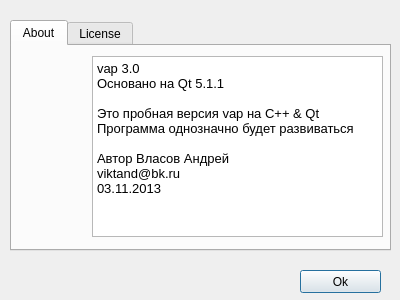
First picture: the form in about.ui, repository viktand/vap4, before the edit.
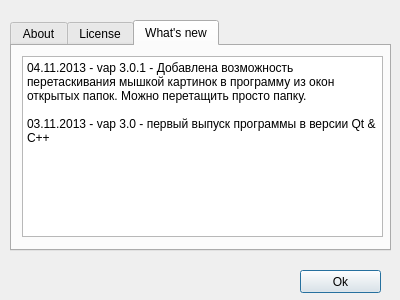
Second picture: the form after the edit. The open tabs and pages were chosen to show the change. Icons and pictures are not drawn.

Diff of the .ui file:
```diff
--- a/about.ui
+++ b/about.ui
@@ -78,7 +78,7 @@
 &lt;html&gt;&lt;head&gt;&lt;meta name=&quot;qrichtext&quot; content=&quot;1&quot; /&gt;&lt;style type=&quot;text/css&quot;&gt;
 p, li { white-space: pre-wrap; }
 &lt;/style&gt;&lt;/head&gt;&lt;body style=&quot; font-family:'Sans Serif'; font-size:9pt; font-weight:400; font-style:normal;&quot;&gt;
-&lt;p style=&quot; margin-top:0px; margin-bottom:0px; margin-left:0px; margin-right:0px; -qt-block-indent:0; text-indent:0px;&quot;&gt;&lt;span style=&quot; font-size:10pt;&quot;&gt;vap 3.0&lt;/span&gt;&lt;/p&gt;
+&lt;p style=&quot; margin-top:0px; margin-bottom:0px; margin-left:0px; margin-right:0px; -qt-block-indent:0; text-indent:0px;&quot;&gt;&lt;span style=&quot; font-size:10pt;&quot;&gt;vap 3.0.1&lt;/span&gt;&lt;/p&gt;
 &lt;p style=&quot; margin-top:0px; margin-bottom:0px; margin-left:0px; margin-right:0px; -qt-block-indent:0; text-indent:0px;&quot;&gt;&lt;span style=&quot; font-size:10pt;&quot;&gt;Основано на Qt 5.1.1&lt;/span&gt;&lt;/p&gt;
 &lt;p style=&quot;-qt-paragraph-type:empty; margin-top:0px; margin-bottom:0px; margin-left:0px; margin-right:0px; -qt-block-indent:0; text-indent:0px; font-size:10pt;&quot;&gt;&lt;br /&gt;&lt;/p&gt;
 &lt;p style=&quot; margin-top:0px; margin-bottom:0px; margin-left:0px; margin-right:0px; -qt-block-indent:0; text-indent:0px;&quot;&gt;&lt;span style=&quot; font-size:10pt;&quot;&gt;Это пробная версия vap на C++ &amp;amp; Qt&lt;/span&gt;&lt;/p&gt;
@@ -86,7 +86,7 @@
 &lt;p style=&quot;-qt-paragraph-type:empty; margin-top:0px; margin-bottom:0px; margin-left:0px; margin-right:0px; -qt-block-indent:0; text-indent:0px; font-size:10pt;&quot;&gt;&lt;br /&gt;&lt;/p&gt;
 &lt;p style=&quot; margin-top:0px; margin-bottom:0px; margin-left:0px; margin-right:0px; -qt-block-indent:0; text-indent:0px;&quot;&gt;&lt;span style=&quot; font-size:10pt;&quot;&gt;Автор Власов Андрей&lt;/span&gt;&lt;/p&gt;
 &lt;p style=&quot; margin-top:0px; margin-bottom:0px; margin-left:0px; margin-right:0px; -qt-block-indent:0; text-indent:0px;&quot;&gt;&lt;span style=&quot; font-size:10pt;&quot;&gt;viktand@bk.ru&lt;/span&gt;&lt;/p&gt;
-&lt;p style=&quot; margin-top:0px; margin-bottom:0px; margin-left:0px; margin-right:0px; -qt-block-indent:0; text-indent:0px;&quot;&gt;&lt;span style=&quot; font-size:10pt;&quot;&gt;03.11.2013&lt;/span&gt;&lt;/p&gt;&lt;/body&gt;&lt;/html&gt;</string>
+&lt;p style=&quot; margin-top:0px; margin-bottom:0px; margin-left:0px; margin-right:0px; -qt-block-indent:0; text-indent:0px;&quot;&gt;&lt;span style=&quot; font-size:10pt;&quot;&gt;04.11.2013&lt;/span&gt;&lt;/p&gt;&lt;/body&gt;&lt;/html&gt;</string>
      </property>
     </widget>
    </widget>
@@ -133,6 +133,33 @@
      </property>
     </widget>
    </widget>
+   <widget class="QWidget" name="tab_3">
+    <attribute name="title">
+     <string>What's new</string>
+    </attribute>
+    <widget class="QTextEdit" name="textEdit_3">
+     <property name="geometry">
+      <rect>
+       <x>10</x>
+       <y>10</y>
+       <width>361</width>
+       <height>181</height>
+      </rect>
+     </property>
+     <property name="readOnly">
+      <bool>true</bool>
+     </property>
+     <property name="html">
+      <string>&lt;!DOCTYPE HTML PUBLIC &quot;-//W3C//DTD HTML 4.0//EN&quot; &quot;http://www.w3.org/TR/REC-html40/strict.dtd&quot;&gt;
+&lt;html&gt;&lt;head&gt;&lt;meta name=&quot;qrichtext&quot; content=&quot;1&quot; /&gt;&lt;style type=&quot;text/css&quot;&gt;
+p, li { white-space: pre-wrap; }
+&lt;/style&gt;&lt;/head&gt;&lt;body style=&quot; font-family:'Sans Serif'; font-size:9pt; font-weight:400; font-style:normal;&quot;&gt;
+&lt;p style=&quot; margin-top:0px; margin-bottom:0px; margin-left:0px; margin-right:0px; -qt-block-indent:0; text-indent:0px;&quot;&gt;04.11.2013 - vap 3.0.1 - Добавлена возможность перетаскивания мышкой картинок в программу из окон открытых папок. Можно перетащить просто папку.&lt;/p&gt;
+&lt;p style=&quot;-qt-paragraph-type:empty; margin-top:0px; margin-bottom:0px; margin-left:0px; margin-right:0px; -qt-block-indent:0; text-indent:0px;&quot;&gt;&lt;br /&gt;&lt;/p&gt;
+&lt;p style=&quot; margin-top:0px; margin-bottom:0px; margin-left:0px; margin-right:0px; -qt-block-indent:0; text-indent:0px;&quot;&gt;03.11.2013 - vap 3.0 - первый выпуск программы в версии Qt &amp;amp; C++&lt;/p&gt;&lt;/body&gt;&lt;/html&gt;</string>
+     </property>
+    </widget>
+   </widget>
   </widget>
   <widget class="QPushButton" name="pushButton">
    <property name="geometry">
```
Left out of the diff: 6 changed lines with no effect on the pictures.
